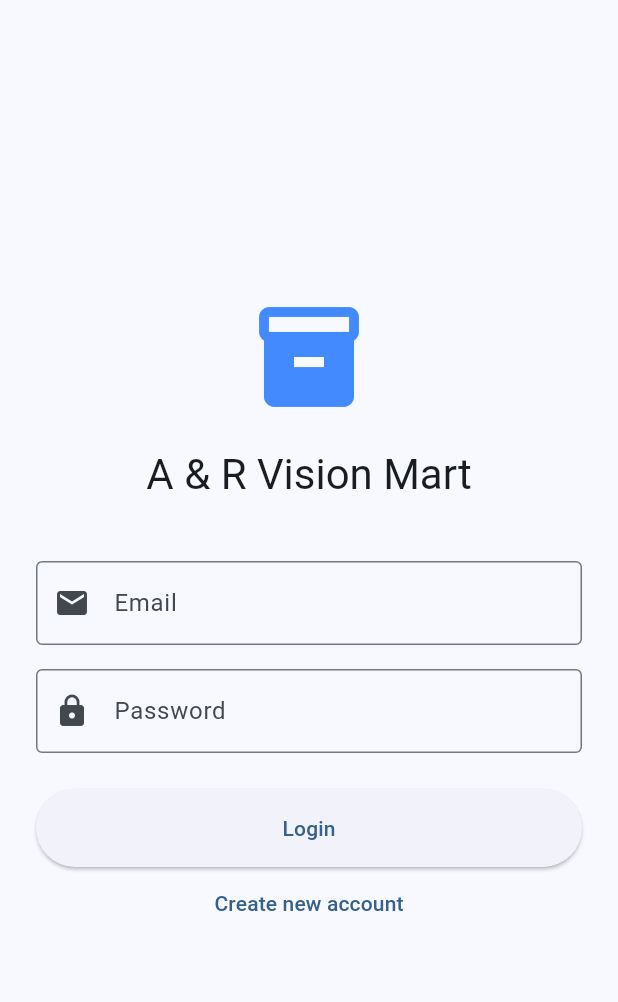
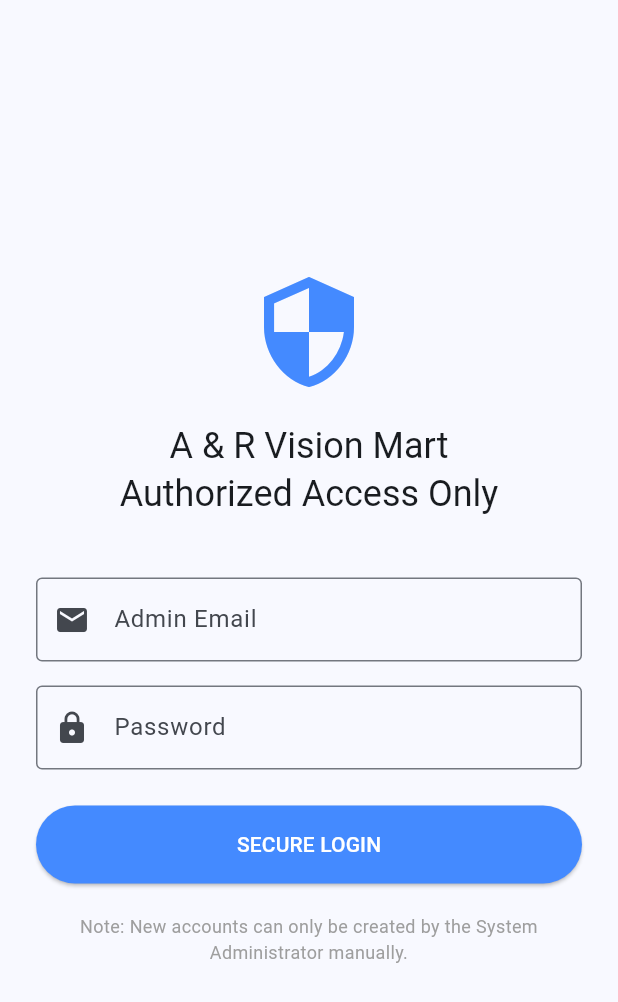
Before and after one commit to AbdullahRFA/vision_mart_app, a Flutter app: the screen it shows after launch, on a phone screen of 412 x 824 dp. Shown: the top 1002 px of the screen. Run offline on Flutter 3.47's test engine with Material 3 defaults, Android fonts, the phone set to English and light mode, and no system bars; our stand-ins replace cloud_firestore, firebase_auth, firebase_core, flutter_riverpod, pdf, printing; accounts and stored records are empty.

Commit message:
feat: enhance authentication security
- Remove public registration form to prevent unauthorized access
- Update AuthScreen to strictly support Admin Login
- Add secure access warnings to UI

Signed-off-by: AbdullahRFA <shakibrybmn@gmail.com>

```diff
--- a/lib/src/features/authentication/presentation/auth_screen.dart
+++ b/lib/src/features/authentication/presentation/auth_screen.dart
@@ -12,26 +12,20 @@ class AuthScreen extends ConsumerStatefulWidget {
 class _AuthScreenState extends ConsumerState<AuthScreen> {
   final _emailController = TextEditingController();
   final _passwordController = TextEditingController();
-  bool _isLogin = true; // Toggle between Login and Register
   bool _isLoading = false;
 
-  Future<void> _submit() async {
+  Future<void> _login() async {
     setState(() => _isLoading = true);
-    final authService = ref.read(authServiceProvider);
-    final email = _emailController.text.trim();
-    final password = _passwordController.text.trim();
-
     try {
-      if (_isLogin) {
-        await authService.signIn(email, password);
-      } else {
-        await authService.register(email, password);
-      }
-      // Navigation is handled by authStateProvider listening in main.dart
+      await ref.read(authServiceProvider).signIn(
+        _emailController.text.trim(),
+        _passwordController.text.trim(),
+      );
+      // Navigation is handled automatically by main.dart
     } catch (e) {
       if (mounted) {
         ScaffoldMessenger.of(context).showSnackBar(
-          SnackBar(content: Text(e.toString()), backgroundColor: Colors.red),
+          SnackBar(content: Text("Login Failed: ${e.toString()}"), backgroundColor: Colors.red),
         );
       }
     } finally {
@@ -49,18 +43,18 @@ class _AuthScreenState extends ConsumerState<AuthScreen> {
             mainAxisAlignment: MainAxisAlignment.center,
             crossAxisAlignment: CrossAxisAlignment.stretch,
             children: [
-              const Icon(Icons.inventory_2, size: 80, color: Colors.blueAccent),
+              const Icon(Icons.security, size: 80, color: Colors.blueAccent),
               const SizedBox(height: 20),
               Text(
-                'A & R Vision Mart',
+                'A & R Vision Mart\nAuthorized Access Only',
                 textAlign: TextAlign.center,
-                style: Theme.of(context).textTheme.headlineMedium,
+                style: Theme.of(context).textTheme.headlineSmall,
               ),
               const SizedBox(height: 40),
               TextField(
                 controller: _emailController,
                 decoration: const InputDecoration(
-                  labelText: 'Email',
+                  labelText: 'Admin Email',
                   border: OutlineInputBorder(),
                   prefixIcon: Icon(Icons.email),
                 ),
@@ -78,19 +72,21 @@ class _AuthScreenState extends ConsumerState<AuthScreen> {
               ),
               const SizedBox(height: 24),
               ElevatedButton(
-                onPressed: _isLoading ? null : _submit,
+                onPressed: _isLoading ? null : _login,
                 style: ElevatedButton.styleFrom(
                   padding: const EdgeInsets.symmetric(vertical: 16),
+                  backgroundColor: Colors.blueAccent,
+                  foregroundColor: Colors.white,
                 ),
                 child: _isLoading
-                    ? const CircularProgressIndicator()
-                    : Text(_isLogin ? 'Login' : 'Register'),
+                    ? const CircularProgressIndicator(color: Colors.white)
+                    : const Text('SECURE LOGIN'),
               ),
-              TextButton(
-                onPressed: () => setState(() => _isLogin = !_isLogin),
-                child: Text(_isLogin
-                    ? 'Create new account'
-                    : 'I already have an account'),
+              const SizedBox(height: 20),
+              const Text(
+                "Note: New accounts can only be created by the System Administrator manually.",
+                textAlign: TextAlign.center,
+                style: TextStyle(color: Colors.grey, fontSize: 12),
               ),
             ],
           ),
```
Also changed, not shown: 1 other file.
